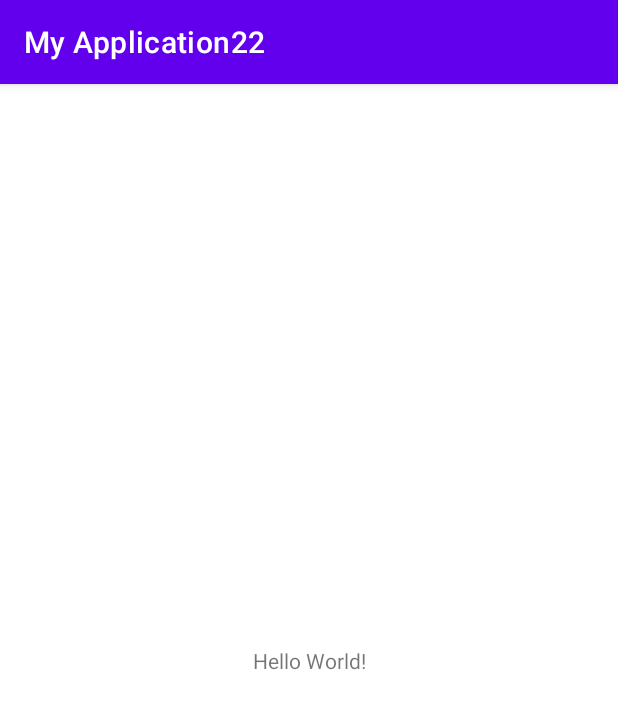
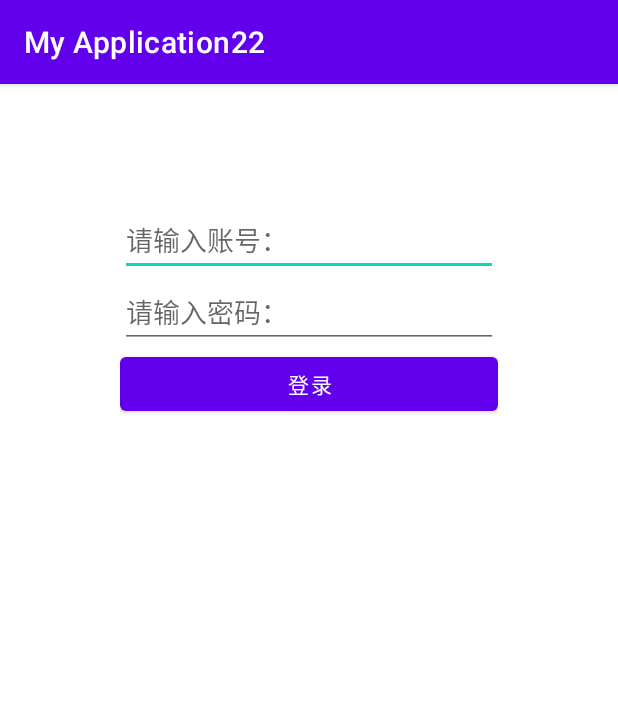
Before and after one commit to 17396743/MVP_Code_operation, an Android app: the screen it shows after launch (MainActivity), on a phone screen of 412 x 824 dp. Shown: the top 709 px of the screen. Run offline under Robolectric (Android 15) with nearby library versions, the phone set to English and light mode, and no system bars.

Commit message:
2020年12月17日18:27:21

```diff
--- a/app/src/main/java/com/example/myapplication22/bean/BeanActivity.java
+++ b/app/src/main/java/com/example/myapplication22/bean/BeanActivity.java
@@ -1,7 +1,28 @@
 package com.example.myapplication22.bean;
+
+import android.os.Bundle;
+
+import androidx.annotation.Nullable;
+import androidx.appcompat.app.AppCompatActivity;
 
 /**
  * @创建时间 2020/12/17 17:43
  */
-public class BeanActivity {
+public abstract class BeanActivity<B> extends AppCompatActivity {
+    public B presenter;
+
+    @Override
+    protected void onCreate(@Nullable Bundle savedInstanceState) {
+        super.onCreate(savedInstanceState);
+        setContentView(getLayoutID());
+        if (presenter == null){
+            presenter = getLoginData();
+        }
+        initView();
+        initData();
+    }
+    protected abstract void initView();
+    protected abstract void initData();
+    protected abstract int getLayoutID();
+    protected abstract B getLoginData();
 }
--- a/app/src/main/java/com/example/myapplication22/contract/MainContract.java
+++ b/app/src/main/java/com/example/myapplication22/contract/MainContract.java
@@ -3,5 +3,18 @@ package com.example.myapplication22.contract;
 /**
  * @创建时间 2020/12/17 17:44
  */
-public class MainContract {
+public interface  MainContract {
+    interface iMainModel{
+        void getloginData(iMainPresenter mainPresenter);
+    }
+    interface iMainPresenter{
+        void login(String login);
+        void ssende(String ssende);
+    }
+    interface iMainView{
+        String getlogin();
+        String getssende();
+        void getloginData(String ssende);
+
+    }
 }
--- a/app/src/main/java/com/example/myapplication22/model/MainModel.java
+++ b/app/src/main/java/com/example/myapplication22/model/MainModel.java
@@ -1,7 +1,13 @@
 package com.example.myapplication22.model;
+
+import com.example.myapplication22.contract.MainContract;
 
 /**
  * @创建时间 2020/12/17 17:44
  */
-public class MainModel {
+public class MainModel implements MainContract.iMainModel {
+    @Override
+    public void getloginData(MainContract.iMainPresenter mainPresenter) {
+        mainPresenter.ssende("登录成功！");
+    }
 }
--- a/app/src/main/java/com/example/myapplication22/presenter/MainPresenter.java
+++ b/app/src/main/java/com/example/myapplication22/presenter/MainPresenter.java
@@ -1,7 +1,27 @@
 package com.example.myapplication22.presenter;
+
+import com.example.myapplication22.contract.MainContract;
+import com.example.myapplication22.model.MainModel;
 
 /**
  * @创建时间 2020/12/17 17:45
  */
-public class MainPresenter {
+public class MainPresenter implements MainContract.iMainPresenter {
+    private MainContract.iMainView mainView;
+    private MainContract.iMainModel mainModel;
+
+    public MainPresenter(MainContract.iMainView mainView) {
+        this.mainView = mainView;
+        mainModel = new MainModel();
+    }
+
+    @Override
+    public void login(String login) {
+        mainModel.getloginData(this);
+    }
+
+    @Override
+    public void ssende(String ssende) {
+        mainView.getloginData(ssende);
+    }
 }
--- a/app/src/main/java/com/example/myapplication22/view/MainActivity.java
+++ b/app/src/main/java/com/example/myapplication22/view/MainActivity.java
@@ -3,14 +3,62 @@ package com.example.myapplication22.view;
 import androidx.appcompat.app.AppCompatActivity;
 
 import android.os.Bundle;
+import android.text.TextUtils;
+import android.util.Log;
+import android.view.View;
+import android.widget.EditText;
 
 import com.example.myapplication22.R;
+import com.example.myapplication22.bean.BeanActivity;
+import com.example.myapplication22.contract.MainContract;
+import com.example.myapplication22.presenter.MainPresenter;
 
-public class MainActivity extends AppCompatActivity {
+public class MainActivity extends BeanActivity<MainContract.iMainPresenter> implements MainContract.iMainView {
+
+
+    private static final String TAG = ".MainActivity" ;
+    private EditText et_login;
+    private EditText et_psd;
 
     @Override
-    protected void onCreate(Bundle savedInstanceState) {
-        super.onCreate(savedInstanceState);
-        setContentView(R.layout.activity_main);
+    protected void initView() {
+        et_login = findViewById(R.id.et_login);
+        et_psd = findViewById(R.id.et_psd);
+    }
+
+    @Override
+    protected void initData() {
+
+    }
+
+    @Override
+    protected int getLayoutID() {
+        return R.layout.activity_main;
+    }
+
+    @Override
+    protected MainContract.iMainPresenter getLoginData() {
+        return new MainPresenter(this);
+    }
+
+    @Override
+    public String getlogin() {
+        return et_login.getText().toString();
+    }
+
+    @Override
+    public String getssende() {
+        return et_psd.getText().toString();
+    }
+
+    @Override
+    public void getloginData(String ssende) {
+        Log.d(TAG,ssende);
+    }
+
+    public void btnset(View view) {
+        if (!TextUtils.isEmpty(getlogin())&&!TextUtils.isEmpty(getssende())){
+            presenter.login(getlogin());
+        }
     }
 }
--- a/app/src/main/res/layout/activity_main.xml
+++ b/app/src/main/res/layout/activity_main.xml
@@ -4,15 +4,34 @@
     xmlns:tools="http://schemas.android.com/tools"
     android:layout_width="match_parent"
     android:layout_height="match_parent"
+    android:padding="80dp"
     tools:context=".view.MainActivity">
 
-    <TextView
-        android:layout_width="wrap_content"
+    <EditText
+        android:id="@+id/et_login"
+        android:layout_width="match_parent"
         android:layout_height="wrap_content"
-        android:text="Hello World!"
-        app:layout_constraintBottom_toBottomOf="parent"
-        app:layout_constraintLeft_toLeftOf="parent"
-        app:layout_constraintRight_toRightOf="parent"
-        app:layout_constraintTop_toTopOf="parent" />
+        android:ems="10"
+        android:hint="请输入账号："
+        tools:ignore="MissingConstraints" />
+
+    <EditText
+        android:id="@+id/et_psd"
+        android:layout_width="match_parent"
+        android:layout_height="wrap_content"
+        android:ems="10"
+        android:inputType="textPassword"
+        android:hint="请输入密码："
+        app:layout_constraintTop_toBottomOf="@id/et_login"
+        tools:ignore="MissingConstraints" />
+
+    <Button
+        android:id="@+id/btn_set"
+        android:onClick="btnset"
+        android:layout_width="match_parent"
+        android:layout_height="wrap_content"
+        android:text="登录"
+        app:layout_constraintTop_toBottomOf="@id/et_psd"
+        tools:ignore="MissingConstraints" />
 
 </androidx.constraintlayout.widget.ConstraintLayout>
```
